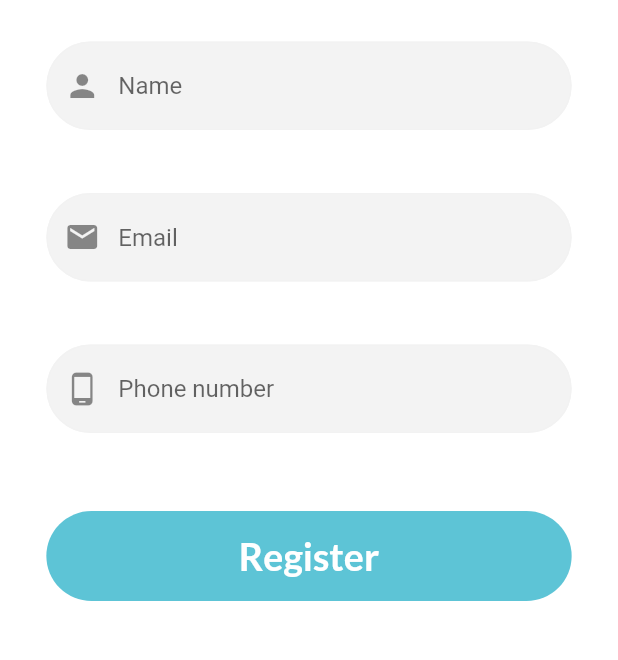
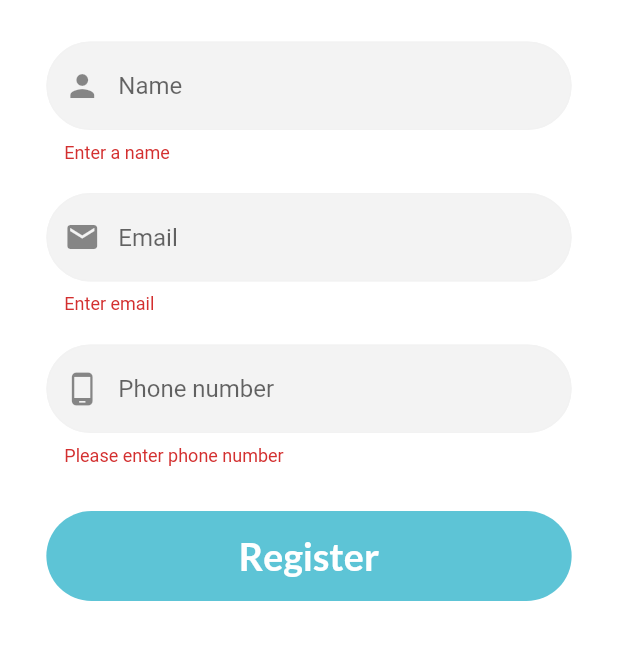
Before and after one commit to nashvak/expense_tracker, a Flutter app: the ScreenSignup screen opened directly, after a tap on "Register", on a phone screen of 412 x 824 dp, the part 467-1127 px from its top. Run offline on Flutter 3.47's test engine with Material 2 defaults, Android fonts, the phone set to English and light mode, and no system bars; our stand-ins replace awesome_snackbar_content, curved_navigation_bar, flutter_local_notifications, flutter_slidable, get, google_fonts and 5 more; accounts and stored records are empty.

Commit message:
add transaction ui some changes

```diff
--- a/lib/constatnts/custom_widgets/login&signup/textfield.dart
+++ b/lib/constatnts/custom_widgets/login&signup/textfield.dart
@@ -28,6 +28,7 @@ class CustomTextField extends StatelessWidget {
       validator: validator,
       keyboardType: type,
       cursorColor: const Color.fromARGB(255, 120, 120, 120),
+      autovalidateMode: AutovalidateMode.onUserInteraction,
       decoration: InputDecoration(
         hintText: title,
         prefixIcon: icon,
--- a/lib/view/authentication/signup.dart
+++ b/lib/view/authentication/signup.dart
@@ -158,7 +158,7 @@ class _ScreenSignupState extends State<ScreenSignup> {
                           const BlankSpace(height: 20),
                           CustomTextField(
                             controller: phoneController,
-                            validator: passwordValidator,
+                            validator: numberValidator,
                             type: TextInputType.number,
                             title: 'Phone number',
                             icon: const Icon(Icons.phone_android),
--- a/lib/view/authentication/validators.dart
+++ b/lib/view/authentication/validators.dart
@@ -1,27 +1,28 @@
-import 'package:get/get.dart';
+// import 'package:get/get.dart';
 
 String? nameValidator(String? value) {
-  bool nameRegex = RegExp(r"^[a-zA-Z]+$").hasMatch(value!);
+  bool nameRegex = RegExp("[a-zA-Z][a-zA-Z ]*").hasMatch(value!);
   if (value.isEmpty) {
-    Get.snackbar('oops.!', 'Enter a name');
-    return '';
+    //Get.snackbar('oops.!', 'Enter a name');
+    return 'Enter a name';
   } else if (!nameRegex) {
-    Get.snackbar('oops.!', 'Name should only contains alphabet');
-    return '';
+    //Get.snackbar('oops.!', 'Name should only contains alphabet');
+
+    return 'Name should only contains alphabet';
   }
   return null;
 }
 
-String? passwordValidator(String? value) {
+String? numberValidator(String? value) {
   if (value == null || value.isEmpty) {
-    Get.snackbar('oops.!', 'Please enter a password');
-    return '';
+    // Get.snackbar('oops.!', 'Please enter a password');
+    return 'Please enter phone number';
   }
 
-  if (value.length < 8) {
-    // return 'Password must be at least 8 characters long';
-    Get.snackbar('oops.!', 'Password must be at least 8 characters long');
-    return '';
+  if (value.length < 10) {
+    return 'Invalid number';
+    //Get.snackbar('oops.!', 'Password must be at least 8 characters long');
+    // return '';
   }
   return null;
 }
@@ -32,19 +33,19 @@ String? emailValidator(String? value) {
       .hasMatch(value!);
 
   if (value.isEmpty) {
-    // return "Enter email";
-    Get.snackbar(
-      'oops.!',
-      'Enter email',
-    );
-    // Get.snackbar('oops.!', 'Please enter a password');
-    return '';
+    return "Enter email";
+    // Get.snackbar(
+    //   'oops.!',
+    //   'Enter email',
+    // );
+
+    // return '';
   }
 
   if (!emailRegx) {
     // return "Enter valid Email";
-    Get.snackbar('oops.!', 'Enter valid Email');
-    return '';
+    // Get.snackbar('oops.!', 'Enter valid Email');
+    return 'invalid email';
   }
   return null;
 }
--- a/lib/view/transaction/screens/view_transaction.dart
+++ b/lib/view/transaction/screens/view_transaction.dart
@@ -183,13 +183,18 @@ class _ScreenViewTransactionState extends State<ScreenViewTransaction> {
                               color: Appcolor.primaryColor,
                               shape: BoxShape.circle,
                             ),
-                            child: const Padding(
-                              padding: EdgeInsets.all(10),
-                              child: Icon(
-                                Icons.phone,
+                            child: Padding(
+                                padding: const EdgeInsets.all(10),
+                                child:
+                                    tr.transactionType == TransactionType.income
+                                        ? const Icon(
+                                            Icons.arrow_upward,
                                             color: Colors.white,
-                              ),
-                            ),
+                                          )
+                                        : const Icon(
+                                            Icons.arrow_downward,
+                                            color: Colors.white,
+                                          )),
                           ),
                           const BlankSpace(
                             width: 15,
@@ -199,12 +204,13 @@ class _ScreenViewTransactionState extends State<ScreenViewTransaction> {
                               children: [
                                 TextFormField(
                                   controller: descriptionController,
-                                  decoration: InputDecoration(
+                                  decoration: const InputDecoration(
                                     border: InputBorder.none,
-                                    hintText: tr.description,
+                                    // hintText: tr.description,
                                   ),
                                 ),
-                                GetBuilder<UpdateController>(builder: (cont) {
+                                GetBuilder<UpdateController>(
+                                  builder: (cont) {
                                     return TextFormField(
                                       controller: dateController,
                                       decoration: const InputDecoration(
@@ -226,7 +232,8 @@ class _ScreenViewTransactionState extends State<ScreenViewTransaction> {
                                         }
                                       },
                                     );
-                                })
+                                  },
+                                ),
                               ],
                             ),
                           )
@@ -289,7 +296,8 @@ class _ScreenViewTransactionState extends State<ScreenViewTransaction> {
                                   // });
                                   controller.changeCategoryType(newValue);
                                 },
-                                items: ui.catagoryTypes.map((String mode) {
+                                items:
+                                    ui.incomeCatagoryTypes.map((String mode) {
                                   return DropdownMenuItem<String>(
                                     value: mode,
                                     child:
```
Also changed, not shown: lib/controller/transaction_contollers/transaction_ui_controller.dart (+28 -3 lines), lib/view/transaction/screens/add_transaction.dart (+6 -9 lines). Lines whose indentation alone changed are shown as unchanged.
